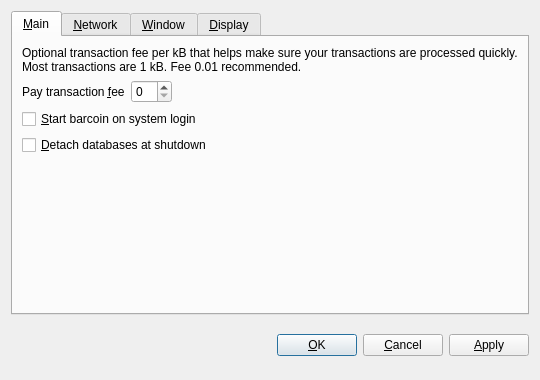
Before: the Qt Designer form src/qt/forms/optionsdialog.ui in SpoonITCurrency/SpoonITCoin, drawn with Qt 5.
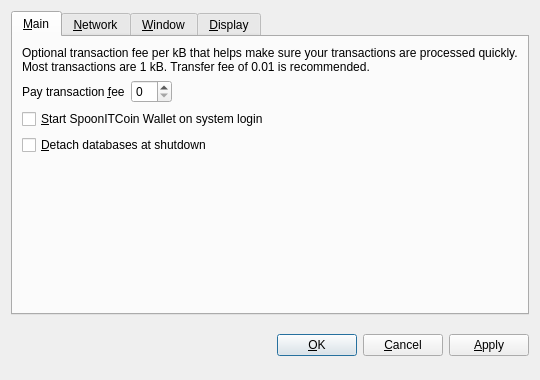
After: the same form once the commit is applied. The open tabs and pages were chosen to show the change. Custom widgets are drawn as their Qt base class.

Diff of the .ui file:
```diff
--- a/src/qt/forms/optionsdialog.ui
+++ b/src/qt/forms/optionsdialog.ui
@@ -33,7 +33,7 @@
        <item>
         <widget class="QLabel" name="transactionFeeInfoLabel">
          <property name="text">
-          <string>Optional transaction fee per kB that helps make sure your transactions are processed quickly. Most transactions are 1 kB. Fee 0.01 recommended.</string>
+          <string>Optional transaction fee per kB that helps make sure your transactions are processed quickly. Most transactions are 1 kB. Transfer fee of 0.01 is recommended.</string>
          </property>
          <property name="textFormat">
           <enum>Qt::PlainText</enum>
@@ -82,7 +82,7 @@
           <string>Automatically start barcoin after logging in to the system.</string>
          </property>
          <property name="text">
-          <string>&amp;Start barcoin on system login</string>
+          <string>&amp;Start SpoonITCoin Wallet on system login</string>
          </property>
         </widget>
        </item>
```
Left out of the diff: 8 changed lines with no effect on the pictures.
